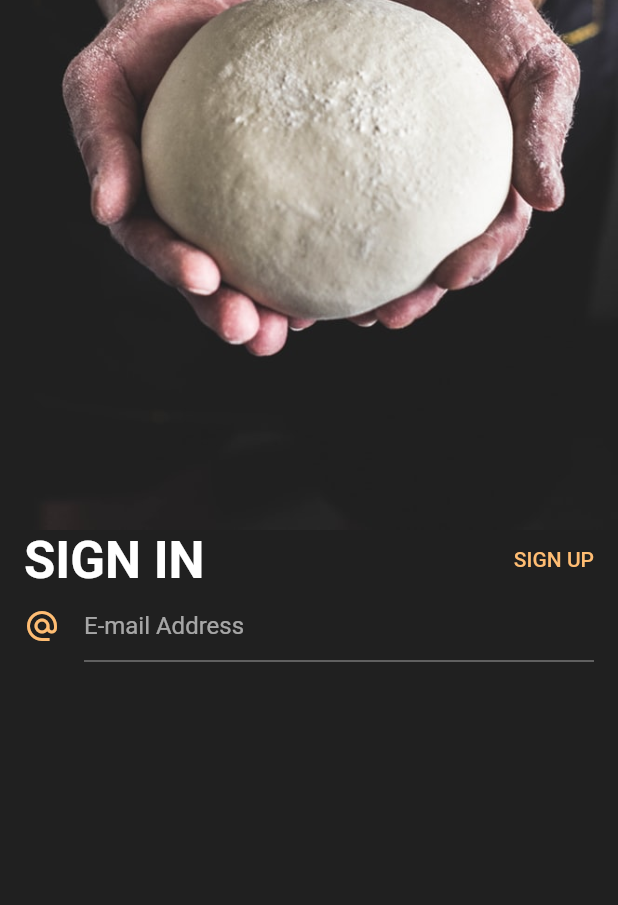
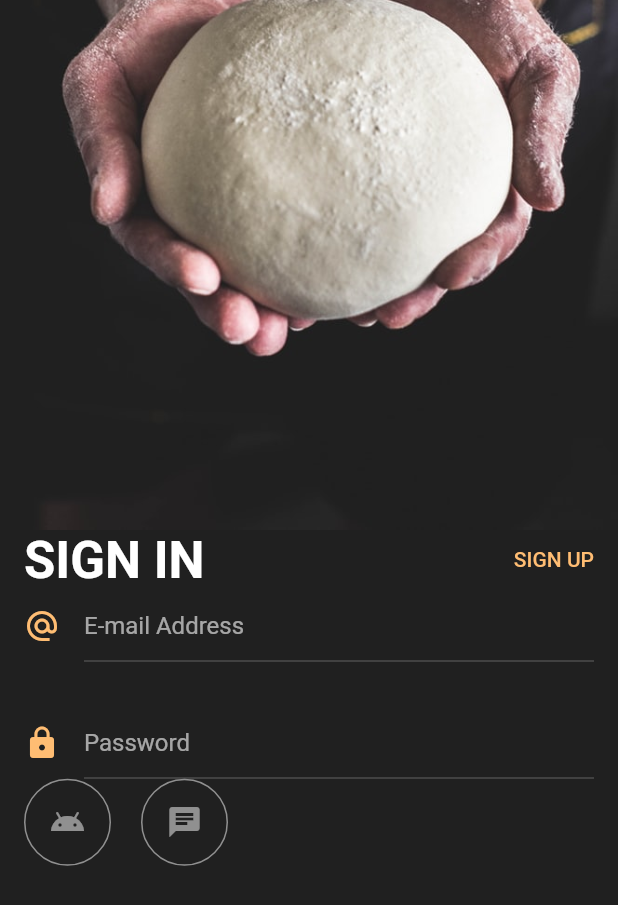
Before and after one commit to j-pcgoncalves/auth_screen, a Flutter app: the screen it shows after launch, after a tap on "START LEARNING", on a phone screen of 412 x 824 dp. Shown: the top 905 px of the screen. Run offline on Flutter 3.47's test engine with Material 2 defaults, Android fonts, the phone set to English and light mode, and no system bars.

Commit message:
add form and bottom icons

```diff
--- a/lib/main.dart
+++ b/lib/main.dart
@@ -28,6 +28,13 @@
           headlineSmall: TextStyle(
             color: Colors.white,
             fontWeight: FontWeight.normal,
+          ),
+        ),
+        inputDecorationTheme: InputDecorationTheme(
+          enabledBorder: UnderlineInputBorder(
+            borderSide: BorderSide(
+              color: Colors.white.withOpacity(.2),
+            ),
           ),
         ),
       ),
--- a/lib/sign_in_screen.dart
+++ b/lib/sign_in_screen.dart
@@ -40,22 +40,74 @@
                       ),
                     ],
                   ),
+                  Padding(
+                    padding: const EdgeInsets.only(bottom: 30),
+                    child: Row(
+                      crossAxisAlignment: CrossAxisAlignment.center,
+                      children: const <Widget>[
+                        Padding(
+                          padding: EdgeInsets.only(right: 16),
+                          child: Icon(
+                            Icons.alternate_email,
+                            color: kPrimaryColor,
+                          ),
+                        ),
+                        Expanded(
+                            child: TextField(
+                          decoration: InputDecoration(
+                            hintText: 'E-mail Address',
+                          ),
+                        ))
+                      ],
+                    ),
+                  ),
                   Row(
                     crossAxisAlignment: CrossAxisAlignment.center,
                     children: const <Widget>[
                       Padding(
                         padding: EdgeInsets.only(right: 16),
                         child: Icon(
-                          Icons.alternate_email,
+                          Icons.lock,
                           color: kPrimaryColor,
                         ),
                       ),
                       Expanded(
                           child: TextField(
                         decoration: InputDecoration(
-                          hintText: 'E-mail Address',
+                          hintText: 'Password',
                         ),
                       ))
+                    ],
+                  ),
+                  Row(
+                    children: <Widget>[
+                      Container(
+                        padding: const EdgeInsets.all(16),
+                        decoration: BoxDecoration(
+                          shape: BoxShape.circle,
+                          border: Border.all(
+                            color: Colors.white.withOpacity(.5),
+                          ),
+                        ),
+                        child: Icon(
+                          Icons.android,
+                          color: Colors.white.withOpacity(.5),
+                        ),
+                      ),
+                      const SizedBox(width: 20),
+                      Container(
+                        padding: const EdgeInsets.all(16),
+                        decoration: BoxDecoration(
+                          shape: BoxShape.circle,
+                          border: Border.all(
+                            color: Colors.white.withOpacity(.5),
+                          ),
+                        ),
+                        child: Icon(
+                          Icons.chat,
+                          color: Colors.white.withOpacity(.5),
+                        ),
+                      ),
                     ],
                   )
                 ],
```
